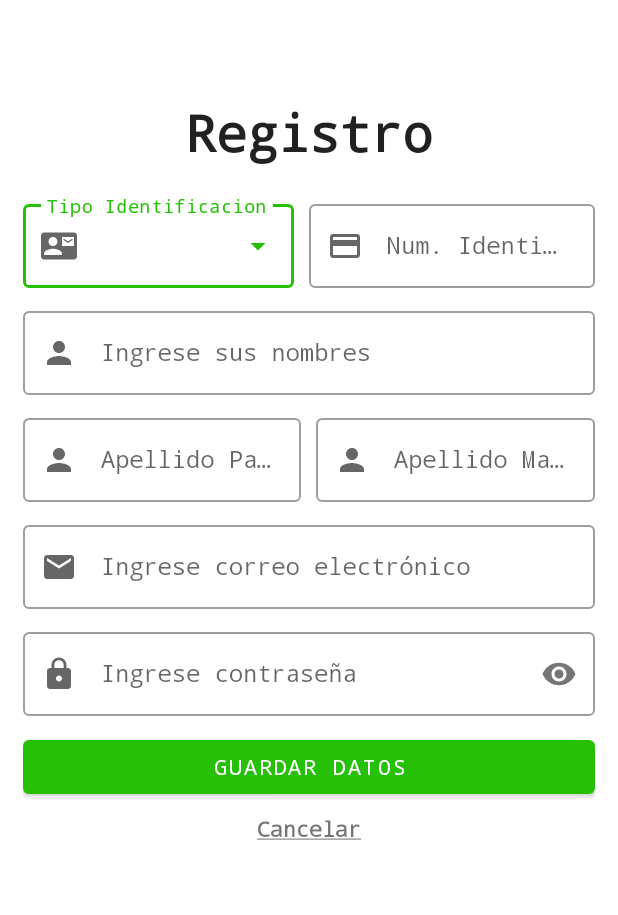
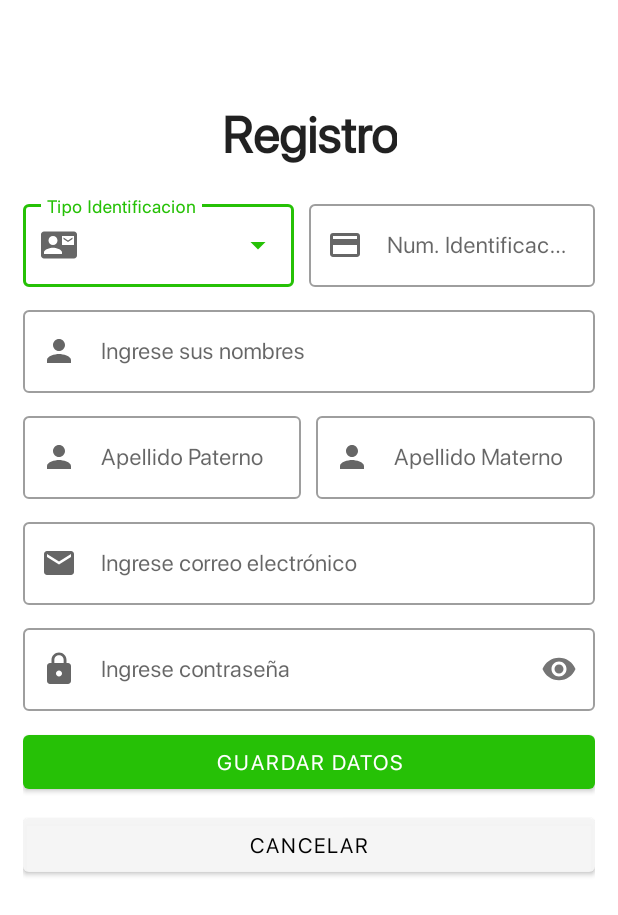
Before and after one commit to JostinSamuel/AppLineaUnoV1, an Android app: the RegistroActivity screen opened directly, with no data from a screen before it, on a phone screen of 412 x 824 dp. Shown: the top 915 px of the screen. Run offline under Robolectric (Android 15) with nearby library versions, the phone set to English and light mode, and no system bars; our stand-ins replace CircleImageView, Volley; libraries missing offline, so code that uses them is left out: cn.pedant.

```diff
--- a/app/src/main/java/com/linea/uno/applineav1/activities/MainActivity.java
+++ b/app/src/main/java/com/linea/uno/applineav1/activities/MainActivity.java
@@ -1,6 +1,7 @@
 package com.linea.uno.applineav1.activities;
 
 import android.os.Bundle;
+import android.util.Log;
 import android.view.View;
 import android.view.Menu;
 import com.google.android.material.snackbar.Snackbar;
@@ -104,13 +105,14 @@ public class MainActivity extends AppCompatActivity {
                         if (response.getRpta()==1) {
                             ToastOk(response.getMessage());
                             Usuario u = response.getBody();
-
+                            Log.e("Usuario Main Activity: ",u.toString());
                             final Gson g = new GsonBuilder()
                                     .registerTypeAdapter(Date.class, new DateSerializer())
                                     .registerTypeAdapter(Time.class, new TimeSerializer())
                                     .create();
                             editor.putString("UsuarioJson", g.toJson(u, new TypeToken<Usuario>() {}.getType()));
-
+                            //editor.putString("emailtoInicio", u.getEmail());
+                            editor.putString("nombretoInicio", u.getCliente().getNombreCompleto());
                             editor.apply();
                             edtEmail.setText("");
                             edtClave.setText("");
--- a/app/src/main/res/layout/activity_registro.xml
+++ b/app/src/main/res/layout/activity_registro.xml
@@ -30,13 +30,12 @@
                     android:layout_width="match_parent"
                     android:layout_height="wrap_content"
                     android:layout_gravity="center"
-                    android:fontFamily="monospace"
+                    android:fontFamily="@font/san_francisco"
                     android:text="Registro"
                     android:textAlignment="center"
                     android:textAppearance="@style/TextAppearance.AppCompat.Body1"
                     android:textSize="34sp"
-                    android:textStyle="bold"
-                    android:typeface="monospace" />
+                    android:textStyle="bold"/>
             </LinearLayout>
 
             <LinearLayout
@@ -68,7 +67,7 @@
                             android:layout_width="match_parent"
                             android:layout_height="wrap_content"
                             android:clickable="true"
-                            android:fontFamily="monospace"
+                            android:fontFamily="@font/san_francisco"
                             android:inputType="none"
                             android:textSize="15sp" />
                     </com.google.android.material.textfield.TextInputLayout>
@@ -86,7 +85,7 @@
                             android:id="@+id/edtNumDocU"
                             android:layout_width="match_parent"
                             android:layout_height="wrap_content"
-                            android:fontFamily="monospace"
+                            android:fontFamily="@font/san_francisco"
                             android:inputType="number"
                             android:maxLength="8"
                             android:textSize="15sp" />
@@ -114,7 +113,7 @@
                             android:id="@+id/edtNameUser"
                             android:layout_width="match_parent"
                             android:layout_height="wrap_content"
-                            android:fontFamily="monospace"
+                            android:fontFamily="@font/san_francisco"
                             android:textSize="15sp" />
                     </com.google.android.material.textfield.TextInputLayout>
                 </LinearLayout>
@@ -141,7 +140,7 @@
                             android:id="@+id/edtApellidoPaternoU"
                             android:layout_width="match_parent"
                             android:layout_height="wrap_content"
-                            android:fontFamily="monospace"
+                            android:fontFamily="@font/san_francisco"
                             android:textSize="15sp" />
                     </com.google.android.material.textfield.TextInputLayout>
 
@@ -158,7 +157,7 @@
                             android:id="@+id/edtApellidoMaternoU"
                             android:layout_width="match_parent"
                             android:layout_height="wrap_content"
-                            android:fontFamily="monospace"
+                            android:fontFamily="@font/san_francisco"
                             android:textSize="15sp" />
                     </com.google.android.material.textfield.TextInputLayout>
                 </LinearLayout>
@@ -183,7 +182,7 @@
                             android:id="@+id/edtEmailUser"
                             android:layout_width="match_parent"
                             android:layout_height="wrap_content"
-                            android:fontFamily="monospace"
+                            android:fontFamily="@font/san_francisco"
                             android:textSize="15sp" />
                     </com.google.android.material.textfield.TextInputLayout>
                 </LinearLayout>
@@ -209,7 +208,7 @@
                             android:id="@+id/edtPasswordUser"
                             android:layout_width="match_parent"
                             android:layout_height="wrap_content"
-                            android:fontFamily="monospace"
+                            android:fontFamily="@font/san_francisco"
                             android:inputType="textPassword"
                             android:textSize="15sp" />
                     </com.google.android.material.textfield.TextInputLayout>
@@ -229,7 +228,7 @@
                         android:layout_height="wrap_content"
                         android:layout_gravity="end"
                         android:layout_marginTop="5dp"
-                        android:fontFamily="monospace"
+                        android:fontFamily="@font/san_francisco"
                         android:text="Guardar Datos"
                         android:textColor="@color/white" />
                 </LinearLayout>
@@ -242,22 +241,19 @@
                     android:orientation="horizontal"
                     app:layout_constraintTop_toBottomOf="@+id/linearLayout5">
 
-                    <TextView
-                        android:id="@+id/btnCancelarValidar"
+                    <com.google.android.material.button.MaterialButton
+                        android:id="@+id/btnCancelar"
                         android:layout_width="match_parent"
                         android:layout_height="wrap_content"
-                        android:layout_gravity="center"
-                        android:textAlignment="center"
-                        android:textStyle="bold"
-                        android:fontFamily="monospace"
-                        android:text="@string/cancelar"/>
+                        android:layout_gravity="end"
+                        android:layout_marginTop="5dp"
+                        android:fontFamily="@font/san_francisco"
+                        android:text="Cancelar"
+                        android:textColor="@color/black"
+                        app:backgroundTint="#F5F5F5F5"
+                        app:elevation="0dp" />
                 </LinearLayout>
-
-
             </LinearLayout>
-
-
         </RelativeLayout>
-
     </ScrollView>
 </LinearLayout>
--- a/app/src/main/res/layout/nav_header_inicio.xml
+++ b/app/src/main/res/layout/nav_header_inicio.xml
@@ -28,9 +28,4 @@
         android:text="@string/nav_header_title"
         android:textAppearance="@style/TextAppearance.AppCompat.Body1" />
 
-    <TextView
-        android:id="@+id/txtUserEmail"
-        android:layout_width="wrap_content"
-        android:layout_height="wrap_content"
-        android:text="@string/nav_header_subtitle" />
 </LinearLayout>
```
Also changed, not shown: app/src/main/java/com/linea/uno/applineav1/activities/InicioActivity.java (+16 -8 lines), app/src/main/java/com/linea/uno/applineav1/activities/RegistroActivity.java (+44 -12 lines).
